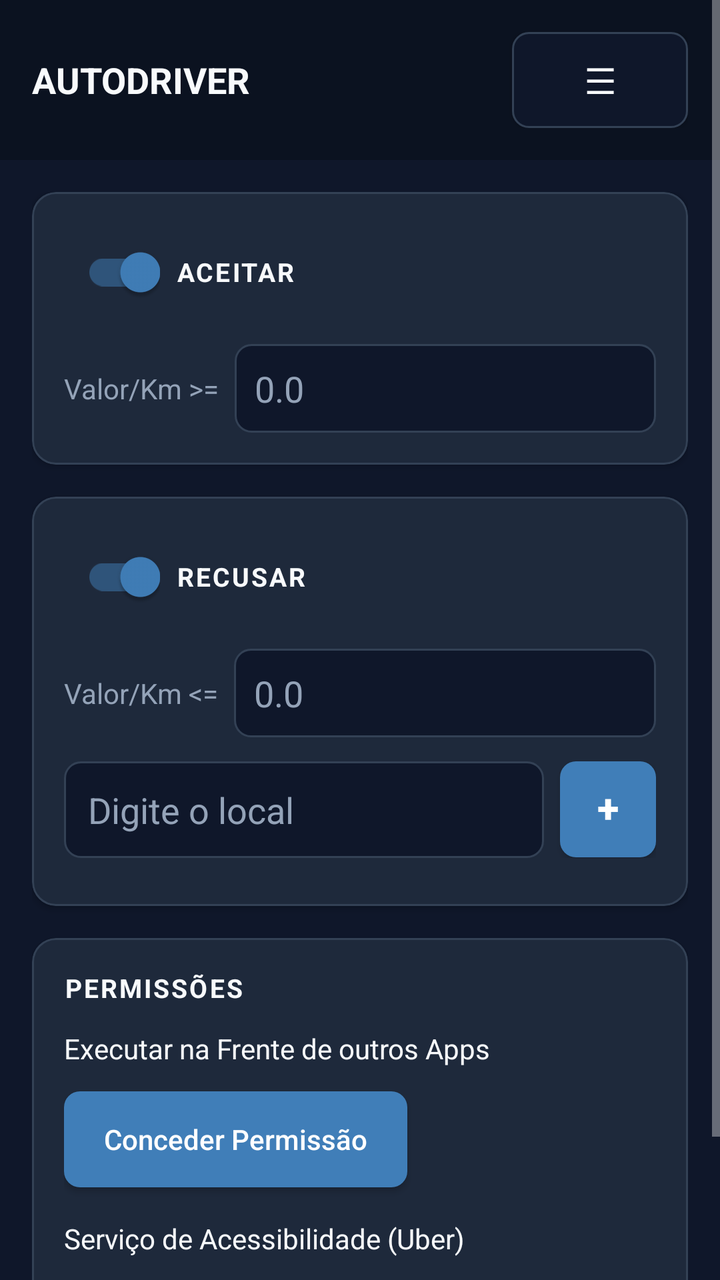
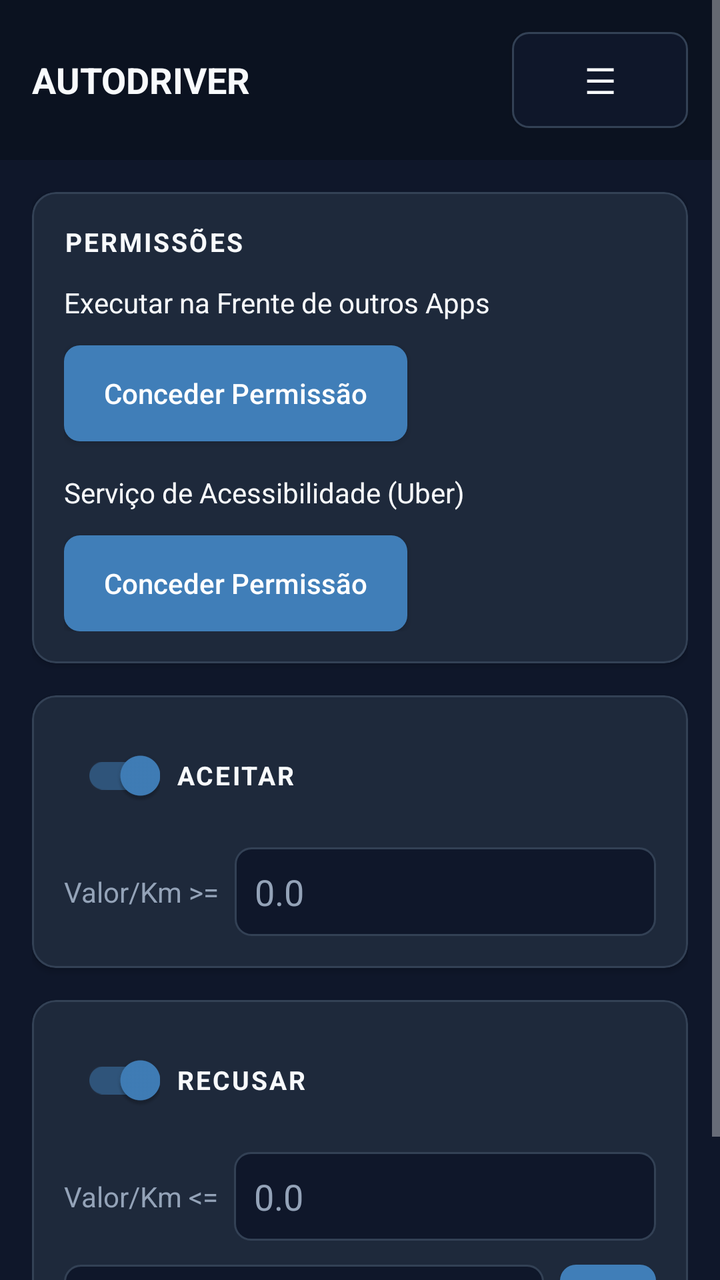

Before-and-after screenshots of an Android layout around one commit, followed by the original layout XML and the change that was made.
<!-- AndroidManifest.xml: application theme Theme.MaterialComponents.NoActionBar -->
<!-- res/layout/activity_main.xml -->
<?xml version="1.0" encoding="utf-8"?>
<ScrollView xmlns:android="http://schemas.android.com/apk/res/android"
    xmlns:app="http://schemas.android.com/apk/res-auto"
    android:layout_width="match_parent"
    android:layout_height="match_parent"
    android:background="@color/tw_bg"
    android:fillViewport="true">

    <LinearLayout
        android:layout_width="match_parent"
        android:layout_height="wrap_content"
        android:orientation="vertical">

        <LinearLayout
            android:layout_width="match_parent"
            android:layout_height="wrap_content"
            android:background="@color/tw_header_bg"
            android:gravity="center_vertical"
            android:orientation="horizontal"
            android:padding="16dp">

            <TextView
                android:layout_width="0dp"
                android:layout_height="wrap_content"
                android:layout_weight="1"
                android:text="AUTODRIVER"
                android:textColor="@color/tw_text_primary"
                android:textSize="18sp"
                android:textStyle="bold" />

            <androidx.appcompat.widget.AppCompatButton
                android:id="@+id/menu_button"
                android:layout_width="wrap_content"
                android:layout_height="wrap_content"
                android:background="@drawable/tw_input_bg"
                android:paddingLeft="16dp"
                android:paddingRight="16dp"
                android:paddingTop="8dp"
                android:paddingBottom="8dp"
                android:text="☰"
                android:textColor="@color/tw_text_primary"
                android:textSize="18sp" />
        </LinearLayout>

        <LinearLayout
            android:layout_width="match_parent"
            android:layout_height="wrap_content"
            android:orientation="vertical"
            android:padding="16dp">

        <com.google.android.material.card.MaterialCardView style="@style/TwCard">

            <LinearLayout
                android:layout_width="match_parent"
                android:layout_height="wrap_content"
                android:orientation="vertical"
                android:padding="16dp">

                <LinearLayout
                    android:layout_width="match_parent"
                    android:layout_height="wrap_content"
                    android:gravity="center_vertical"
                    android:orientation="horizontal">

                    <com.google.android.material.switchmaterial.SwitchMaterial
                        android:id="@+id/accept_enabled_switch"
                        android:layout_width="wrap_content"
                        android:layout_height="wrap_content"
                        android:layout_marginEnd="8dp"
                        android:checked="true"
                        app:thumbTint="@color/tw_switch_thumb"
                        app:trackTint="@color/tw_switch_track" />

                    <TextView
                        style="@style/TwCardTitle"
                        android:text="Aceitar" />
                </LinearLayout>

                <LinearLayout
                    android:layout_width="match_parent"
                    android:layout_height="wrap_content"
                    android:layout_marginTop="12dp"
                    android:gravity="center_vertical"
                    android:orientation="horizontal">

                    <TextView
                        android:layout_width="wrap_content"
                        android:layout_height="wrap_content"
                        android:text="Valor/Km &gt;="
                        android:textColor="@color/tw_text_secondary" />

                    <com.google.android.material.textfield.TextInputEditText
                        android:id="@+id/accept_when_value"
                        android:layout_width="0dp"
                        android:layout_height="wrap_content"
                        android:layout_marginStart="8dp"
                        android:layout_weight="1"
                        android:background="@drawable/tw_input_bg"
                        android:hint="0.0"
                        android:inputType="numberDecimal|numberSigned"
                        android:padding="10dp"
                        android:textColor="@color/tw_text_primary"
                        android:textColorHint="@color/tw_text_secondary" />
                </LinearLayout>

                <androidx.appcompat.widget.AppCompatButton
                    android:id="@+id/capture_accept_button"
                    style="@style/TwPrimaryButton"
                    android:layout_width="wrap_content"
                    android:layout_height="wrap_content"
                    android:layout_marginTop="12dp"
                    android:text="Capturar posição do Aceitar"
                    android:visibility="gone" />

                <TextView
                    android:id="@+id/capture_accept_status"
                    android:layout_width="wrap_content"
                    android:layout_height="wrap_content"
                    android:layout_marginTop="8dp"
                    android:textColor="@color/tw_text_secondary"
                    android:textSize="12sp"
                    android:visibility="gone" />
            </LinearLayout>
        </com.google.android.material.card.MaterialCardView>

        <com.google.android.material.card.MaterialCardView
            style="@style/TwCard"
            android:layout_marginTop="16dp">

            <LinearLayout
                android:layout_width="match_parent"
                android:layout_height="wrap_content"
                android:orientation="vertical"
                android:padding="16dp">

                <LinearLayout
                    android:layout_width="match_parent"
                    android:layout_height="wrap_content"
                    android:gravity="center_vertical"
                    android:orientation="horizontal">

                    <com.google.android.material.switchmaterial.SwitchMaterial
                        android:id="@+id/reject_enabled_switch"
                        android:layout_width="wrap_content"
                        android:layout_height="wrap_content"
                        android:layout_marginEnd="8dp"
                        android:checked="true"
                        app:thumbTint="@color/tw_switch_thumb"
                        app:trackTint="@color/tw_switch_track" />

                    <TextView
                        style="@style/TwCardTitle"
                        android:text="Recusar" />
                </LinearLayout>

                <LinearLayout
                    android:layout_width="match_parent"
                    android:layout_height="wrap_content"
                    android:layout_marginTop="12dp"
                    android:gravity="center_vertical"
                    android:orientation="horizontal">

                    <TextView
                        android:layout_width="wrap_content"
                        android:layout_height="wrap_content"
                        android:text="Valor/Km &lt;="
                        android:textColor="@color/tw_text_secondary" />

                    <com.google.android.material.textfield.TextInputEditText
                        android:id="@+id/reject_when_value"
                        android:layout_width="0dp"
                        android:layout_height="wrap_content"
                        android:layout_marginStart="8dp"
                        android:layout_weight="1"
                        android:background="@drawable/tw_input_bg"
                        android:hint="0.0"
                        android:inputType="numberDecimal|numberSigned"
                        android:padding="10dp"
                        android:textColor="@color/tw_text_primary"
                        android:textColorHint="@color/tw_text_secondary" />
                </LinearLayout>

                <androidx.appcompat.widget.AppCompatButton
                    android:id="@+id/capture_reject_button"
                    style="@style/TwPrimaryButton"
                    android:layout_width="wrap_content"
                    android:layout_height="wrap_content"
                    android:layout_marginTop="12dp"
                    android:text="Capturar posição do X"
                    android:visibility="gone" />

                <TextView
                    android:id="@+id/capture_reject_status"
                    android:layout_width="wrap_content"
                    android:layout_height="wrap_content"
                    android:layout_marginTop="8dp"
                    android:textColor="@color/tw_text_secondary"
                    android:textSize="12sp"
                    android:visibility="gone" />

                <LinearLayout
                    android:layout_width="match_parent"
                    android:layout_height="wrap_content"
                    android:layout_marginTop="12dp"
                    android:gravity="center_vertical"
                    android:orientation="horizontal">

                    <com.google.android.material.textfield.TextInputEditText
                        android:id="@+id/local_text"
                        android:layout_width="0dp"
                        android:layout_height="wrap_content"
                        android:layout_weight="1"
                        android:background="@drawable/tw_input_bg"
                        android:hint="Digite o local"
                        android:padding="12dp"
                        android:textColor="@color/tw_text_primary"
                        android:textColorHint="@color/tw_text_secondary" />

                    <androidx.appcompat.widget.AppCompatButton
                        android:id="@+id/add_local_button"
                        android:layout_width="48dp"
                        android:layout_height="48dp"
                        android:layout_marginStart="8dp"
                        android:background="@drawable/tw_button_bg"
                        android:includeFontPadding="false"
                        android:minWidth="0dp"
                        android:minHeight="0dp"
                        android:padding="0dp"
                        android:text="+"
                        android:textColor="@color/tw_white"
                        android:textSize="20sp"
                        android:textStyle="bold" />
                </LinearLayout>

                <LinearLayout
                    android:id="@+id/local_list_container"
                    android:layout_width="match_parent"
                    android:layout_height="wrap_content"
                    android:layout_marginTop="8dp"
                    android:orientation="vertical" />
            </LinearLayout>
        </com.google.android.material.card.MaterialCardView>

        <com.google.android.material.card.MaterialCardView
            style="@style/TwCard"
            android:layout_marginTop="16dp">

            <LinearLayout
                android:layout_width="match_parent"
                android:layout_height="wrap_content"
                android:orientation="vertical"
                android:padding="16dp">

                <TextView
                    style="@style/TwCardTitle"
                    android:text="Permissões" />

                <LinearLayout
                    android:layout_width="match_parent"
                    android:layout_height="wrap_content"
                    android:layout_marginTop="12dp"
                    android:gravity="center_vertical"
                    android:orientation="horizontal">

                    <TextView
                        android:layout_width="0dp"
                        android:layout_height="wrap_content"
                        android:layout_weight="1"
                        android:text="Executar na Frente de outros Apps"
                        android:textColor="@color/tw_text_primary" />

                    <TextView
                        android:id="@+id/overlay_permission_status"
                        android:layout_width="wrap_content"
                        android:layout_height="wrap_content"
                        android:layout_marginStart="8dp"
                        android:textStyle="bold" />
                </LinearLayout>

                <androidx.appcompat.widget.AppCompatButton
                    android:id="@+id/overlay_permission_button"
                    style="@style/TwPrimaryButton"
                    android:layout_width="wrap_content"
                    android:layout_height="wrap_content"
                    android:layout_marginTop="12dp"
                    android:text="Conceder Permissão" />

                <LinearLayout
                    android:layout_width="match_parent"
                    android:layout_height="wrap_content"
                    android:layout_marginTop="16dp"
                    android:gravity="center_vertical"
                    android:orientation="horizontal">

                    <TextView
                        android:layout_width="0dp"
                        android:layout_height="wrap_content"
                        android:layout_weight="1"
                        android:text="Serviço de Acessibilidade (Uber)"
                        android:textColor="@color/tw_text_primary" />

                    <TextView
                        android:id="@+id/accessibility_permission_status"
                        android:layout_width="wrap_content"
                        android:layout_height="wrap_content"
                        android:layout_marginStart="8dp"
                        android:textStyle="bold" />
                </LinearLayout>

                <androidx.appcompat.widget.AppCompatButton
                    android:id="@+id/accessibility_permission_button"
                    style="@style/TwPrimaryButton"
                    android:layout_width="wrap_content"
                    android:layout_height="wrap_content"
                    android:layout_marginTop="12dp"
                    android:text="Conceder Permissão" />
            </LinearLayout>
        </com.google.android.material.card.MaterialCardView>

        </LinearLayout>
    </LinearLayout>
</ScrollView>
<!-- resources referenced by this layout -->
<resources>
  <color name="tw_bg">#0F172A</color>
  <color name="tw_header_bg">#0B1220</color>
  <color name="tw_text_primary">#F8FAFC</color>
  <color name="tw_text_secondary">#94A3B8</color>
  <color name="tw_white">#FFFFFF</color>
  <!-- drawable tw_button_bg (drawable) -->
  <?xml version="1.0" encoding="utf-8"?>
  <shape xmlns:android="http://schemas.android.com/apk/res/android">
      <solid android:color="@color/tw_blue_600" />
      <corners android:radius="8dp" />
  </shape>
  <!-- drawable tw_input_bg (drawable) -->
  <?xml version="1.0" encoding="utf-8"?>
  <shape xmlns:android="http://schemas.android.com/apk/res/android">
      <solid android:color="@color/tw_input_bg" />
      <corners android:radius="8dp" />
      <stroke
          android:width="1dp"
          android:color="@color/tw_border" />
  </shape>
  <style name="TwCard">
          <item name="android:layout_width">match_parent</item>
          <item name="android:layout_height">wrap_content</item>
          <item name="cardBackgroundColor">@color/tw_surface</item>
          <item name="cardCornerRadius">12dp</item>
          <item name="cardElevation">2dp</item>
          <item name="strokeColor">@color/tw_border</item>
          <item name="strokeWidth">1dp</item>
      </style>
  <style name="TwCardTitle">
          <item name="android:layout_width">wrap_content</item>
          <item name="android:layout_height">wrap_content</item>
          <item name="android:textColor">@color/tw_text_primary</item>
          <item name="android:textSize">13sp</item>
          <item name="android:textStyle">bold</item>
          <item name="android:letterSpacing">0.08</item>
          <item name="android:textAllCaps">true</item>
      </style>
  <style name="TwPrimaryButton" parent="Widget.AppCompat.Button">
          <item name="android:background">@drawable/tw_button_bg</item>
          <item name="android:textColor">@color/tw_white</item>
          <item name="android:textAllCaps">false</item>
          <item name="android:paddingLeft">20dp</item>
          <item name="android:paddingRight">20dp</item>
          <item name="android:paddingTop">10dp</item>
          <item name="android:paddingBottom">10dp</item>
      </style>
  <color name="tw_blue_600">#407EB8</color>
  <color name="tw_input_bg">#0F172A</color>
  <color name="tw_border">#334155</color>
  <color name="tw_surface">#1E293B</color>
</resources>

<!-- the commit's change to res/layout/activity_main.xml (unified diff, before → after) -->
@@ -56,6 +56,82 @@
                 android:orientation="vertical"
                 android:padding="16dp">
 
+                <TextView
+                    style="@style/TwCardTitle"
+                    android:text="Permissões" />
+
+                <LinearLayout
+                    android:layout_width="match_parent"
+                    android:layout_height="wrap_content"
+                    android:layout_marginTop="12dp"
+                    android:gravity="center_vertical"
+                    android:orientation="horizontal">
+
+                    <TextView
+                        android:layout_width="0dp"
+                        android:layout_height="wrap_content"
+                        android:layout_weight="1"
+                        android:text="Executar na Frente de outros Apps"
+                        android:textColor="@color/tw_text_primary" />
+
+                    <TextView
+                        android:id="@+id/overlay_permission_status"
+                        android:layout_width="wrap_content"
+                        android:layout_height="wrap_content"
+                        android:layout_marginStart="8dp"
+                        android:textStyle="bold" />
+                </LinearLayout>
+
+                <androidx.appcompat.widget.AppCompatButton
+                    android:id="@+id/overlay_permission_button"
+                    style="@style/TwPrimaryButton"
+                    android:layout_width="wrap_content"
+                    android:layout_height="wrap_content"
+                    android:layout_marginTop="12dp"
+                    android:text="Conceder Permissão" />
+
+                <LinearLayout
+                    android:layout_width="match_parent"
+                    android:layout_height="wrap_content"
+                    android:layout_marginTop="16dp"
+                    android:gravity="center_vertical"
+                    android:orientation="horizontal">
+
+                    <TextView
+                        android:layout_width="0dp"
+                        android:layout_height="wrap_content"
+                        android:layout_weight="1"
+                        android:text="Serviço de Acessibilidade (Uber)"
+                        android:textColor="@color/tw_text_primary" />
+
+                    <TextView
+                        android:id="@+id/accessibility_permission_status"
+                        android:layout_width="wrap_content"
+                        android:layout_height="wrap_content"
+                        android:layout_marginStart="8dp"
+                        android:textStyle="bold" />
+                </LinearLayout>
+
+                <androidx.appcompat.widget.AppCompatButton
+                    android:id="@+id/accessibility_permission_button"
+                    style="@style/TwPrimaryButton"
+                    android:layout_width="wrap_content"
+                    android:layout_height="wrap_content"
+                    android:layout_marginTop="12dp"
+                    android:text="Conceder Permissão" />
+            </LinearLayout>
+        </com.google.android.material.card.MaterialCardView>
+
+        <com.google.android.material.card.MaterialCardView
+            style="@style/TwCard"
+            android:layout_marginTop="16dp">
+
+            <LinearLayout
+                android:layout_width="match_parent"
+                android:layout_height="wrap_content"
+                android:orientation="vertical"
+                android:padding="16dp">
+
                 <LinearLayout
                     android:layout_width="match_parent"
                     android:layout_height="wrap_content"
@@ -241,82 +317,6 @@
             </LinearLayout>
         </com.google.android.material.card.MaterialCardView>
 
-        <com.google.android.material.card.MaterialCardView
-            style="@style/TwCard"
-            android:layout_marginTop="16dp">
-
-            <LinearLayout
-                android:layout_width="match_parent"
-                android:layout_height="wrap_content"
-                android:orientation="vertical"
-                android:padding="16dp">
-
-                <TextView
-                    style="@style/TwCardTitle"
-                    android:text="Permissões" />
-
-                <LinearLayout
-                    android:layout_width="match_parent"
-                    android:layout_height="wrap_content"
-                    android:layout_marginTop="12dp"
-                    android:gravity="center_vertical"
-                    android:orientation="horizontal">
-
-                    <TextView
-                        android:layout_width="0dp"
-                        android:layout_height="wrap_content"
-                        android:layout_weight="1"
-                        android:text="Executar na Frente de outros Apps"
-                        android:textColor="@color/tw_text_primary" />
-
-                    <TextView
-                        android:id="@+id/overlay_permission_status"
-                        android:layout_width="wrap_content"
-                        android:layout_height="wrap_content"
-                        android:layout_marginStart="8dp"
-                        android:textStyle="bold" />
-                </LinearLayout>
-
-                <androidx.appcompat.widget.AppCompatButton
-                    android:id="@+id/overlay_permission_button"
-                    style="@style/TwPrimaryButton"
-                    android:layout_width="wrap_content"
-                    android:layout_height="wrap_content"
-                    android:layout_marginTop="12dp"
-                    android:text="Conceder Permissão" />
-
-                <LinearLayout
-                    android:layout_width="match_parent"
-                    android:layout_height="wrap_content"
-                    android:layout_marginTop="16dp"
-                    android:gravity="center_vertical"
-                    android:orientation="horizontal">
-
-                    <TextView
-                        android:layout_width="0dp"
-                        android:layout_height="wrap_content"
-                        android:layout_weight="1"
-                        android:text="Serviço de Acessibilidade (Uber)"
-                        android:textColor="@color/tw_text_primary" />
-
-                    <TextView
-                        android:id="@+id/accessibility_permission_status"
-                        android:layout_width="wrap_content"
-                        android:layout_height="wrap_content"
-                        android:layout_marginStart="8dp"
-                        android:textStyle="bold" />
-                </LinearLayout>
-
-                <androidx.appcompat.widget.AppCompatButton
-                    android:id="@+id/accessibility_permission_button"
-                    style="@style/TwPrimaryButton"
-                    android:layout_width="wrap_content"
-                    android:layout_height="wrap_content"
-                    android:layout_marginTop="12dp"
-                    android:text="Conceder Permissão" />
-            </LinearLayout>
-        </com.google.android.material.card.MaterialCardView>
-
         </LinearLayout>
     </LinearLayout>
 </ScrollView>
